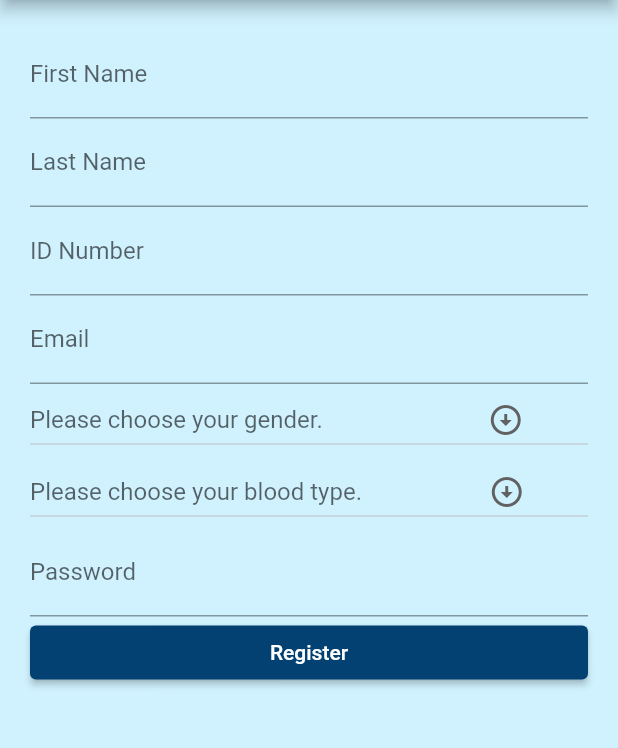
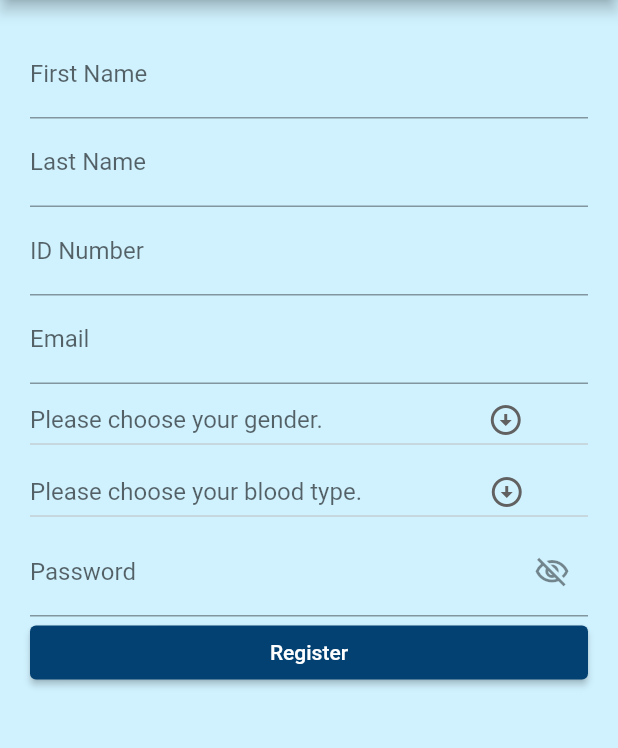
Before and after one commit to batuhancelasun/remedy, a Flutter app: the LoginPage screen opened directly, after a tap on "Register", on a phone screen of 412 x 824 dp, the part 84-832 px from its top. Run offline on Flutter 3.47's test engine with Material 2 defaults, Android fonts, the phone set to English and light mode, and no system bars; our stand-ins replace cloud_firestore, dropdown_button2, firebase_auth, firebase_core, get, google_maps_flutter and 1 more; accounts and stored records are empty.

Commit message:
password show and hide buttons added to login and register page

```diff
--- a/lib/pages/login_page.dart
+++ b/lib/pages/login_page.dart
@@ -20,6 +20,8 @@ class _LoginPageState extends State<LoginPage> {
   final TextEditingController _controllerEmail = TextEditingController();
   final TextEditingController _controllerPassword = TextEditingController();
 
+  late bool _passwordVisible;
+
   Future<void> signIn() async {
     try {
       await _authService.signIn(
@@ -31,14 +33,33 @@ class _LoginPageState extends State<LoginPage> {
     }
   }
 
+  @override
+  void initState() {
+    _passwordVisible = false;
+  }
+
   Widget passwordText(
     String title,
     TextEditingController controller,
   ) {
-    return TextField(
-      obscureText: true,
+    return TextFormField(
+      obscureText: _passwordVisible,
       controller: controller,
-      decoration: InputDecoration(labelText: title),
+      decoration: InputDecoration(
+          labelText: title,
+          hintText: "Please enter your password.",
+          suffixIcon: IconButton(
+            icon: Icon(
+              _passwordVisible
+                  ? Icons.visibility_outlined
+                  : Icons.visibility_off_outlined,
+            ),
+            onPressed: () {
+              setState(() {
+                _passwordVisible = !_passwordVisible;
+              });
+            },
+          )),
     );
   }
 
@@ -52,7 +73,8 @@ class _LoginPageState extends State<LoginPage> {
   ) {
     return TextField(
       controller: controller,
-      decoration: InputDecoration(labelText: title),
+      decoration: InputDecoration(
+          labelText: title, hintText: "Please enter your email address."),
     );
   }
 
--- a/lib/pages/register_page.dart
+++ b/lib/pages/register_page.dart
@@ -26,6 +26,8 @@ class _RegisterPageState extends State<RegisterPage> {
   final TextEditingController _controllerGender = TextEditingController();
   final TextEditingController _controllerBloodType = TextEditingController();
 
+  late bool _passwordVisible;
+
   Future<void> register() async {
     try {
       await _authService.createUser(
@@ -46,6 +48,11 @@ class _RegisterPageState extends State<RegisterPage> {
 
   Widget _errorMessage() {
     return Text(errorMessage == '' ? '' : 'Humm ? $errorMessage');
+  }
+
+  @override
+  void initState() {
+    _passwordVisible = false;
   }
 
   Widget _title() {
@@ -189,10 +196,24 @@ class _RegisterPageState extends State<RegisterPage> {
     String title,
     TextEditingController controller,
   ) {
-    return TextField(
-      obscureText: true,
+    return TextFormField(
+      obscureText: !_passwordVisible,
       controller: controller,
-      decoration: InputDecoration(labelText: title),
+      decoration: InputDecoration(
+          labelText: title,
+          hintText: "Please enter your password.",
+          suffixIcon: IconButton(
+            icon: Icon(
+              _passwordVisible
+                  ? Icons.visibility_outlined
+                  : Icons.visibility_off_outlined,
+            ),
+            onPressed: () {
+              setState(() {
+                _passwordVisible = !_passwordVisible;
+              });
+            },
+          )),
     );
   }
 
```
